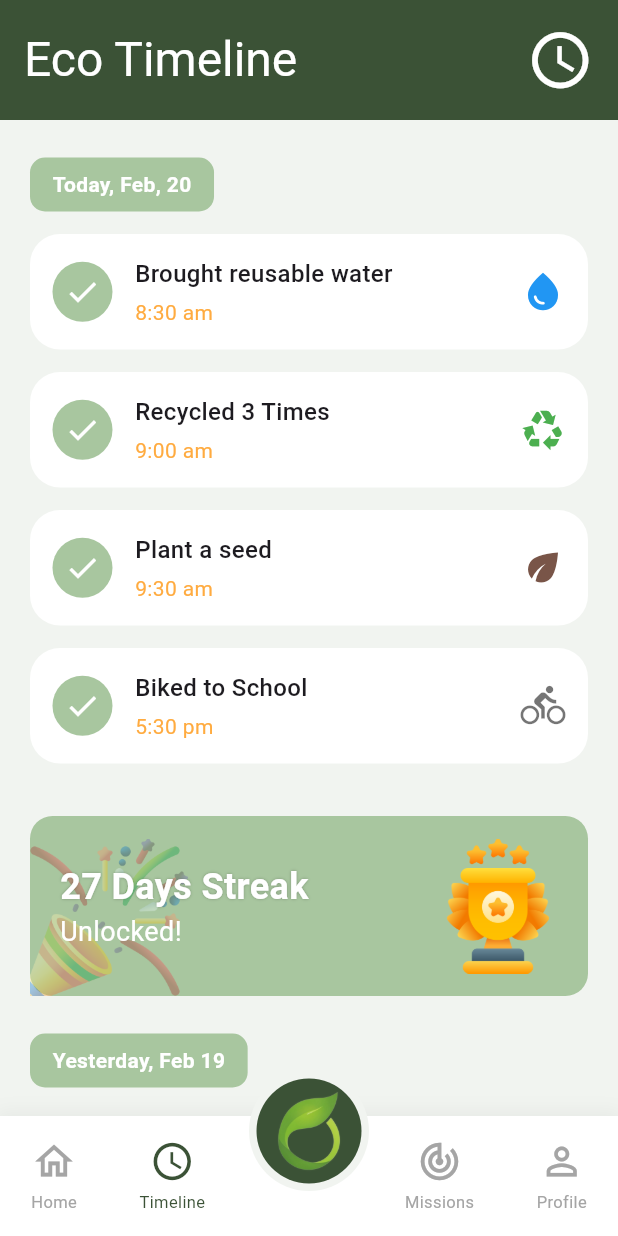
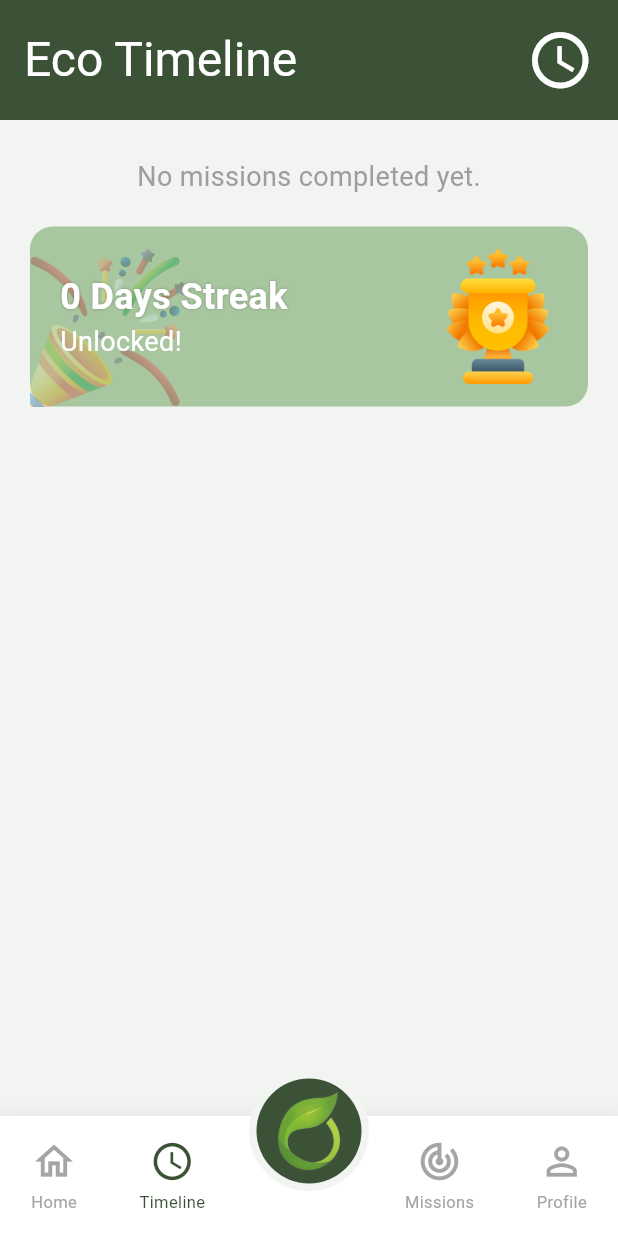
Before and after one commit to Killer8Hyper/leafloop_frontend, a Flutter app: the EcoTimeline screen opened directly, on a phone screen of 412 x 824 dp. Run offline on Flutter 3.47's test engine with Material 3 defaults, Android fonts, the phone set to English and light mode, and no system bars; our stand-ins replace image_picker, lottie, shared_preferences, sqflite; accounts and stored records are empty.

```diff
--- a/lib/screens/eco_timeline.dart
+++ b/lib/screens/eco_timeline.dart
@@ -4,9 +4,40 @@ import 'package:leafloop/screens/missions.dart';
 import 'package:leafloop/screens/profile.dart';
 // Import the navigation menu helper
 import 'package:leafloop/widgets/nav_menu.dart';
+import 'package:leafloop/database/database_helper.dart';
+import 'package:leafloop/services/local_auth_service.dart';
+import 'package:intl/intl.dart';
 
-class EcoTimeline extends StatelessWidget {
+class EcoTimeline extends StatefulWidget {
   const EcoTimeline({super.key});
+
+  @override
+  State<EcoTimeline> createState() => _EcoTimelineState();
+}
+
+class _EcoTimelineState extends State<EcoTimeline> {
+  List<Map<String, dynamic>> _completedMissions = [];
+  int _currentStreak = 0;
+
+  @override
+  void initState() {
+    super.initState();
+    _loadData();
+  }
+
+  Future<void> _loadData() async {
+    int? userId = LocalAuthService().currentUserId;
+    if (userId != null) {
+      var missions = await DatabaseHelper().getUserCompletedMissions(userId);
+      var user = await DatabaseHelper().getUserById(userId);
+      if (mounted) {
+        setState(() {
+          _completedMissions = missions;
+          _currentStreak = user?['current_streak'] ?? 0;
+        });
+      }
+    }
+  }
 
   @override
   Widget build(BuildContext context) {
@@ -35,36 +66,28 @@ class EcoTimeline extends StatelessWidget {
       body: ListView(
         padding: const EdgeInsets.symmetric(horizontal: 20, vertical: 25),
         children: [
-          _buildDateHeader(context, "Today, Feb, 20"),
-          const SizedBox(height: 15),
-          _buildTimelineItem(
-            context,
-            "Brought reusable water",
-            "8:30 am",
-            Icons.water_drop,
-            Colors.blue,
-          ),
-          _buildTimelineItem(
-            context,
-            "Recycled 3 Times",
-            "9:00 am",
-            Icons.recycling,
-            Colors.green,
-          ),
-          _buildTimelineItem(
-            context,
-            "Plant a seed",
-            "9:30 am",
-            Icons.eco,
-            Colors.brown,
-          ),
-          _buildTimelineItem(
-            context,
-            "Biked to School",
-            "5:30 pm",
-            Icons.directions_bike,
-            Colors.black54, // Changed to 54 for better dark mode visibility
-          ),
+          if (_completedMissions.isEmpty)
+            const Center(child: Text("No missions completed yet.", style: TextStyle(fontSize: 18, color: Colors.grey)))
+          else
+            ..._completedMissions.map((m) {
+              DateTime date = DateTime.parse(m['completed_date']);
+              String formattedDate = DateFormat('MMM d, yyyy').format(date);
+              String formattedTime = DateFormat('h:mm a').format(date);
+              return Column(
+                crossAxisAlignment: CrossAxisAlignment.start,
+                children: [
+                  _buildDateHeader(context, formattedDate),
+                  const SizedBox(height: 15),
+                  _buildTimelineItem(
+                    context,
+                    m['title'] ?? 'Mission',
+                    formattedTime,
+                    Icons.check_circle_outline,
+                    Colors.green,
+                  ),
+                ],
+              );
+            }).toList(),
 
           const SizedBox(height: 20),
 
@@ -89,15 +112,15 @@ class EcoTimeline extends StatelessWidget {
                     ),
                   ),
                 ),
-                const Padding(
-                  padding: EdgeInsets.all(20),
+                Padding(
+                  padding: const EdgeInsets.all(20),
                   child: Column(
                     crossAxisAlignment: CrossAxisAlignment.start,
                     mainAxisAlignment: MainAxisAlignment.center,
                     children: [
                       Text(
-                        "27 Days Streak",
-                        style: TextStyle(
+                        "$_currentStreak Days Streak",
+                        style: const TextStyle(
                           fontSize: 24,
                           fontWeight: FontWeight.bold,
                           color: Colors.white,
@@ -106,7 +129,7 @@ class EcoTimeline extends StatelessWidget {
                           ],
                         ),
                       ),
-                      Text(
+                      const Text(
                         "Unlocked!",
                         style: TextStyle(fontSize: 18, color: Colors.white),
                       ),
@@ -126,9 +149,6 @@ class EcoTimeline extends StatelessWidget {
               ],
             ),
           ),
-
-          const SizedBox(height: 25),
-          _buildDateHeader(context, "Yesterday, Feb 19"),
           const SizedBox(height: 100),
         ],
       ),
--- a/lib/starting/energy_level.dart
+++ b/lib/starting/energy_level.dart
@@ -8,8 +8,9 @@ import 'package:leafloop/services/local_auth_service.dart';
 class EnergyLevelPage extends StatefulWidget {
   final String username;
   final String password;
+  final String? profileImagePath;
 
-  const EnergyLevelPage({super.key, required this.username, required this.password});
+  const EnergyLevelPage({super.key, required this.username, required this.password, this.profileImagePath});
 
   @override
   State<EnergyLevelPage> createState() => _EnergyLevelPageState();
@@ -256,7 +257,8 @@ class _EnergyLevelPageState extends State<EnergyLevelPage> {
                           widget.username,
                           '${widget.username}@leafloop.com', // Dummy email for now
                           widget.password,
-                          energyLevel
+                          energyLevel,
+                          profileImagePath: widget.profileImagePath
                       );
                       await LocalAuthService().login(userId, widget.username);
 
--- a/pubspec.yaml
+++ b/pubspec.yaml
@@ -16,6 +16,8 @@ dependencies:
   path: ^1.8.0
   tflite_flutter: ^0.10.1
   shared_preferences: ^2.5.5
+  intl: ^0.20.2
+  path_provider: ^2.1.5
 
 dev_dependencies:
   flutter_test:
```
Also changed, not shown: lib/database/database_helper.dart (+14 -2 lines), lib/screens/growth_tree.dart (+25 -34 lines), lib/screens/homepage.dart (+6 -2 lines), lib/screens/profile.dart (+71 -23 lines), lib/starting/add-profile.dart (+11 -0 lines), pubspec.lock.
